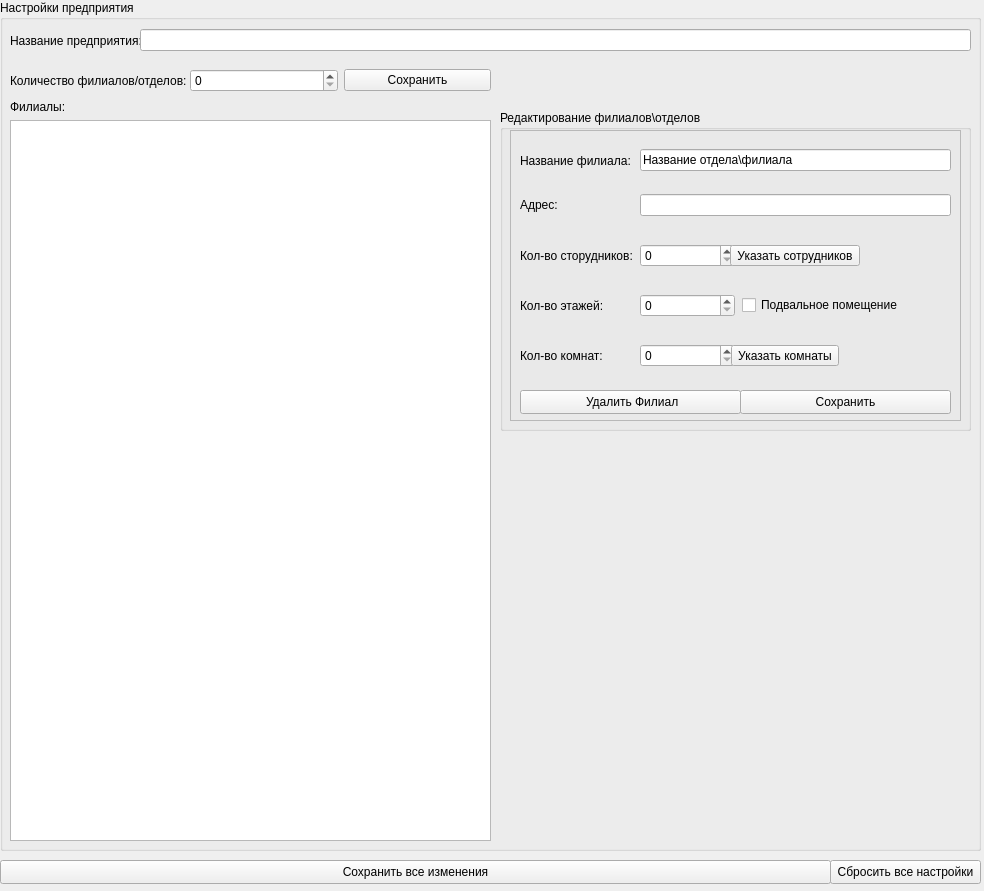
Before: the Qt Designer form UI_diagramms/View.ui in RedContain/room_crm, drawn with Qt 5.
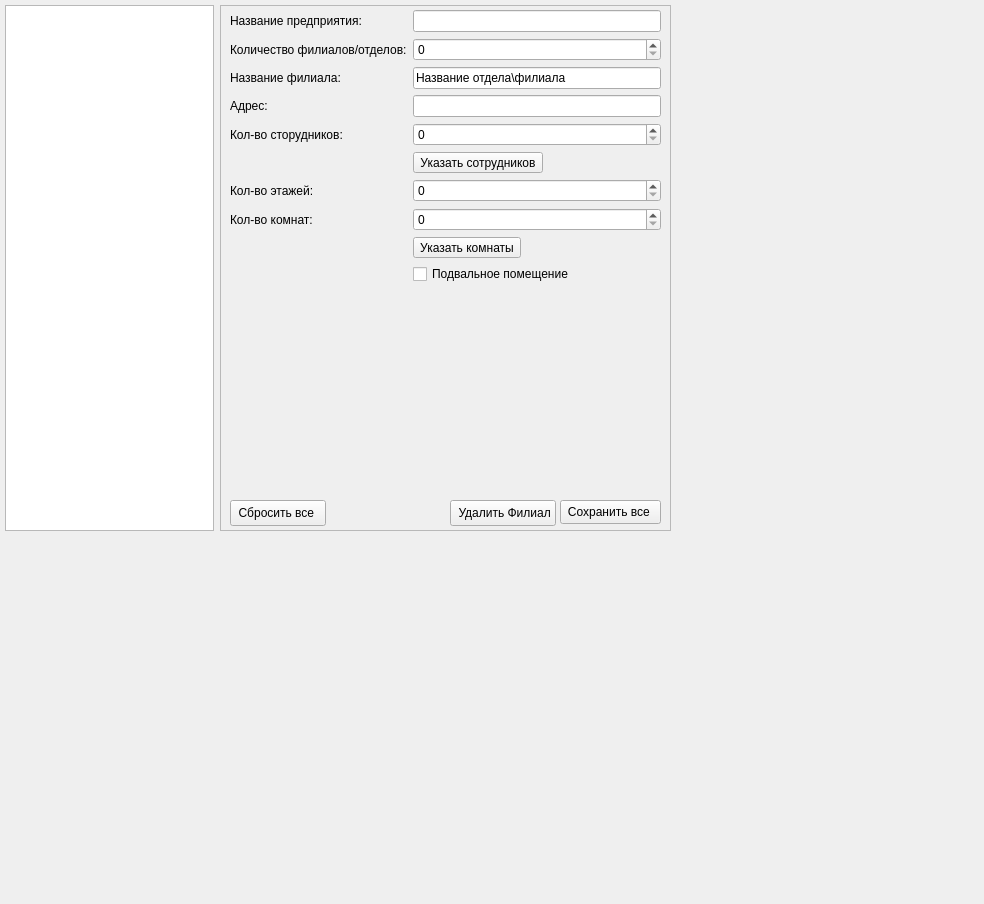
After: the same form once the commit is applied.

Commit message: Переделал GUI

The edit to the form file:
```diff
--- a/UI_diagramms/View.ui
+++ b/UI_diagramms/View.ui
@@ -7,7 +7,7 @@
     <x>0</x>
     <y>0</y>
     <width>984</width>
-    <height>891</height>
+    <height>904</height>
    </rect>
   </property>
   <property name="windowTitle">
@@ -17,7 +17,7 @@
    <string notr="true"/>
   </property>
   <widget class="QWidget" name="centralwidget">
-   <widget class="QGroupBox" name="groupBox">
+   <widget class="QWidget" name="widget" native="true">
     <property name="geometry">
      <rect>
       <x>0</x>
@@ -26,19 +26,41 @@
       <height>851</height>
      </rect>
     </property>
-    <property name="title">
-     <string>Настройки предприятия</string>
-    </property>
-    <widget class="QWidget" name="gridLayoutWidget">
+    <widget class="QListWidget" name="listWidget">
+     <property name="geometry">
+      <rect>
+       <x>5</x>
+       <y>5</y>
+       <width>209</width>
+       <height>526</height>
+      </rect>
+     </property>
+    </widget>
+    <widget class="QFrame" name="frame">
+     <property name="geometry">
+      <rect>
+       <x>220</x>
+       <y>5</y>
+       <width>451</width>
+       <height>526</height>
+      </rect>
+     </property>
+     <property name="frameShape">
+      <enum>QFrame::Shape::StyledPanel</enum>
+     </property>
+     <property name="frameShadow">
+      <enum>QFrame::Shadow::Raised</enum>
+     </property>
+     <widget class="QWidget" name="formLayoutWidget">
      <property name="geometry">
       <rect>
        <x>10</x>
-       <y>20</y>
-       <width>131</width>
-       <height>41</height>
-      </rect>
-     </property>
-     <layout class="QGridLayout" name="gridLayout">
+        <y>5</y>
+        <width>431</width>
+        <height>486</height>
+       </rect>
+      </property>
+      <layout class="QFormLayout" name="formLayout">
       <item row="0" column="0">
        <widget class="QLabel" name="label">
         <property name="text">
@@ -46,377 +68,92 @@
         </property>
        </widget>
       </item>
-     </layout>
-    </widget>
-    <widget class="QWidget" name="gridLayoutWidget_2">
-     <property name="geometry">
-      <rect>
-       <x>140</x>
-       <y>20</y>
-       <width>831</width>
-       <height>41</height>
-      </rect>
-     </property>
-     <layout class="QGridLayout" name="gridLayout_2">
-      <item row="0" column="0">
+       <item row="0" column="1">
        <widget class="QLineEdit" name="lineEdit">
         <property name="text">
          <string/>
         </property>
        </widget>
       </item>
-     </layout>
-    </widget>
-    <widget class="QWidget" name="gridLayoutWidget_3">
-     <property name="geometry">
-      <rect>
-       <x>10</x>
-       <y>60</y>
-       <width>181</width>
-       <height>41</height>
-      </rect>
-     </property>
-     <layout class="QGridLayout" name="gridLayout_3">
-      <item row="0" column="0">
+       <item row="1" column="0">
        <widget class="QLabel" name="label_2">
         <property name="text">
          <string>Количество филиалов/отделов:</string>
         </property>
        </widget>
       </item>
-     </layout>
-    </widget>
-    <widget class="QWidget" name="gridLayoutWidget_4">
-     <property name="geometry">
-      <rect>
-       <x>190</x>
-       <y>60</y>
-       <width>301</width>
-       <height>41</height>
-      </rect>
-     </property>
-     <layout class="QGridLayout" name="gridLayout_4">
-      <item row="0" column="0">
+       <item row="1" column="1">
        <widget class="QSpinBox" name="spinBox"/>
       </item>
-      <item row="0" column="1">
-       <widget class="QPushButton" name="pushButton_6">
-        <property name="text">
-         <string>Сохранить</string>
-        </property>
-       </widget>
-      </item>
-     </layout>
-    </widget>
-    <widget class="QWidget" name="gridLayoutWidget_8">
-     <property name="geometry">
-      <rect>
-       <x>10</x>
-       <y>100</y>
-       <width>481</width>
-       <height>741</height>
-      </rect>
-     </property>
-     <layout class="QGridLayout" name="gridLayout_8">
-      <item row="1" column="0">
-       <widget class="QListWidget" name="listWidget"/>
-      </item>
-      <item row="0" column="0">
-       <widget class="QLabel" name="label_4">
-        <property name="text">
-         <string>Филиалы:</string>
-        </property>
-       </widget>
-      </item>
-     </layout>
-    </widget>
-    <widget class="QGroupBox" name="groupBox_3">
-     <property name="enabled">
-      <bool>true</bool>
-     </property>
-     <property name="geometry">
-      <rect>
-       <x>500</x>
-       <y>110</y>
-       <width>471</width>
-       <height>321</height>
-      </rect>
-     </property>
-     <property name="title">
-      <string>Редактирование филиалов\отделов</string>
-     </property>
-     <widget class="QFrame" name="frame">
-      <property name="enabled">
-       <bool>true</bool>
-      </property>
-      <property name="geometry">
-       <rect>
-        <x>10</x>
-        <y>20</y>
-        <width>451</width>
-        <height>291</height>
-       </rect>
-      </property>
-      <property name="font">
-       <font>
-        <kerning>true</kerning>
-       </font>
-      </property>
-      <property name="frameShape">
-       <enum>QFrame::Shape::StyledPanel</enum>
-      </property>
-      <property name="frameShadow">
-       <enum>QFrame::Shadow::Raised</enum>
-      </property>
-      <widget class="QWidget" name="gridLayoutWidget_5">
-       <property name="geometry">
-        <rect>
-         <x>10</x>
-         <y>10</y>
-         <width>121</width>
-         <height>41</height>
-        </rect>
-       </property>
-       <layout class="QGridLayout" name="gridLayout_5">
-        <item row="0" column="0">
+       <item row="2" column="0">
          <widget class="QLabel" name="label_3">
           <property name="text">
            <string>Название филиала:</string>
           </property>
          </widget>
         </item>
-       </layout>
-      </widget>
-      <widget class="QWidget" name="gridLayoutWidget_6">
-       <property name="geometry">
-        <rect>
-         <x>130</x>
-         <y>10</y>
-         <width>311</width>
-         <height>41</height>
-        </rect>
-       </property>
-       <layout class="QGridLayout" name="gridLayout_6">
-        <item row="0" column="0">
+       <item row="2" column="1">
          <widget class="QLineEdit" name="lineEdit_2">
           <property name="text">
            <string>Название отдела\филиала</string>
           </property>
          </widget>
         </item>
-       </layout>
-      </widget>
-      <widget class="QWidget" name="gridLayoutWidget_7">
-       <property name="geometry">
-        <rect>
-         <x>10</x>
-         <y>50</y>
-         <width>121</width>
-         <height>50</height>
-        </rect>
-       </property>
-       <layout class="QGridLayout" name="gridLayout_7">
-        <item row="1" column="0">
+       <item row="3" column="0">
          <widget class="QLabel" name="label_11">
           <property name="text">
            <string>Адрес:</string>
           </property>
          </widget>
         </item>
-       </layout>
-      </widget>
-      <widget class="QPushButton" name="pushButton_3">
-       <property name="geometry">
-        <rect>
-         <x>10</x>
-         <y>260</y>
-         <width>221</width>
-         <height>24</height>
-        </rect>
-       </property>
-       <property name="text">
-        <string> Удалить Филиал</string>
-       </property>
-      </widget>
-      <widget class="QPushButton" name="pushButton_2">
-       <property name="geometry">
-        <rect>
-         <x>230</x>
-         <y>260</y>
-         <width>211</width>
-         <height>24</height>
-        </rect>
-       </property>
-       <property name="text">
-        <string>Сохранить</string>
-       </property>
-      </widget>
-      <widget class="QWidget" name="gridLayoutWidget_11">
-       <property name="geometry">
-        <rect>
-         <x>10</x>
-         <y>100</y>
-         <width>121</width>
-         <height>51</height>
-        </rect>
-       </property>
-       <layout class="QGridLayout" name="gridLayout_11">
-        <item row="1" column="0">
+       <item row="3" column="1">
+        <widget class="QLineEdit" name="lineEdit_5"/>
+       </item>
+       <item row="4" column="0">
          <widget class="QLabel" name="label_5">
           <property name="text">
            <string>Кол-во сторудников:</string>
           </property>
          </widget>
         </item>
-       </layout>
-      </widget>
-      <widget class="QWidget" name="gridLayoutWidget_12">
-       <property name="geometry">
-        <rect>
-         <x>10</x>
-         <y>150</y>
-         <width>121</width>
-         <height>51</height>
-        </rect>
-       </property>
-       <layout class="QGridLayout" name="gridLayout_12">
-        <item row="1" column="0">
+       <item row="4" column="1">
+        <widget class="QSpinBox" name="spinBox_3"/>
+       </item>
+       <item row="5" column="1">
+        <widget class="QToolButton" name="toolButton_2">
+         <property name="text">
+          <string>Указать сотрудников</string>
+         </property>
+        </widget>
+       </item>
+       <item row="6" column="0">
          <widget class="QLabel" name="label_6">
           <property name="text">
            <string>Кол-во этажей:</string>
           </property>
          </widget>
         </item>
-       </layout>
-      </widget>
-      <widget class="QWidget" name="gridLayoutWidget_14">
-       <property name="geometry">
-        <rect>
-         <x>10</x>
-         <y>200</y>
-         <width>121</width>
-         <height>51</height>
-        </rect>
-       </property>
-       <layout class="QGridLayout" name="gridLayout_14">
-        <item row="0" column="1">
+       <item row="6" column="1">
+        <widget class="QSpinBox" name="spinBox_2"/>
+       </item>
+       <item row="7" column="0">
          <widget class="QLabel" name="label_7">
           <property name="text">
            <string>Кол-во комнат:</string>
           </property>
          </widget>
         </item>
-       </layout>
-      </widget>
-      <widget class="QWidget" name="gridLayoutWidget_15">
-       <property name="geometry">
-        <rect>
-         <x>130</x>
-         <y>50</y>
-         <width>311</width>
-         <height>51</height>
-        </rect>
-       </property>
-       <layout class="QGridLayout" name="gridLayout_15">
-        <item row="0" column="0">
-         <widget class="QLineEdit" name="lineEdit_5"/>
-        </item>
-       </layout>
-      </widget>
-      <widget class="QWidget" name="gridLayoutWidget_10">
-       <property name="geometry">
-        <rect>
-         <x>130</x>
-         <y>100</y>
-         <width>95</width>
-         <height>51</height>
-        </rect>
-       </property>
-       <layout class="QGridLayout" name="gridLayout_10">
-        <item row="0" column="0">
-         <widget class="QSpinBox" name="spinBox_3"/>
-        </item>
-       </layout>
-      </widget>
-      <widget class="QWidget" name="gridLayoutWidget_9">
-       <property name="geometry">
-        <rect>
-         <x>130</x>
-         <y>150</y>
-         <width>95</width>
-         <height>51</height>
-        </rect>
-       </property>
-       <layout class="QGridLayout" name="gridLayout_9">
-        <item row="0" column="0">
+       <item row="7" column="1">
          <widget class="QSpinBox" name="spinBox_4"/>
         </item>
-       </layout>
-      </widget>
-      <widget class="QWidget" name="gridLayoutWidget_13">
-       <property name="geometry">
-        <rect>
-         <x>130</x>
-         <y>200</y>
-         <width>95</width>
-         <height>51</height>
-        </rect>
-       </property>
-       <layout class="QGridLayout" name="gridLayout_13">
-        <item row="0" column="0">
-         <widget class="QSpinBox" name="spinBox_2"/>
-        </item>
-       </layout>
-      </widget>
-      <widget class="QWidget" name="gridLayoutWidget_22">
-       <property name="geometry">
-        <rect>
-         <x>220</x>
-         <y>100</y>
-         <width>131</width>
-         <height>51</height>
-        </rect>
-       </property>
-       <layout class="QGridLayout" name="gridLayout_23">
-        <item row="0" column="0">
-         <widget class="QToolButton" name="toolButton_2">
-          <property name="text">
-           <string>Указать сотрудников</string>
-          </property>
-         </widget>
-        </item>
-       </layout>
-      </widget>
-      <widget class="QWidget" name="gridLayoutWidget_23">
-       <property name="geometry">
-        <rect>
-         <x>220</x>
-         <y>200</y>
-         <width>111</width>
-         <height>51</height>
-        </rect>
-       </property>
-       <layout class="QGridLayout" name="gridLayout_24">
-        <item row="0" column="0">
+       <item row="8" column="1">
          <widget class="QToolButton" name="toolButton_4">
           <property name="text">
            <string>Указать комнаты</string>
           </property>
          </widget>
         </item>
-       </layout>
-      </widget>
-      <widget class="QWidget" name="gridLayoutWidget_24">
-       <property name="geometry">
-        <rect>
-         <x>232</x>
-         <y>150</y>
-         <width>181</width>
-         <height>51</height>
-        </rect>
-       </property>
-       <layout class="QGridLayout" name="gridLayout_25">
-        <item row="0" column="0">
+       <item row="9" column="1">
          <widget class="QCheckBox" name="checkBox_2">
           <property name="text">
            <string>Подвальное помещение</string>
@@ -425,34 +162,46 @@
         </item>
        </layout>
       </widget>
-     </widget>
-    </widget>
-   </widget>
    <widget class="QPushButton" name="pushButton_4">
     <property name="geometry">
      <rect>
-      <x>0</x>
-      <y>860</y>
-      <width>831</width>
+        <x>340</x>
+        <y>495</y>
+        <width>101</width>
       <height>24</height>
      </rect>
     </property>
     <property name="text">
-     <string>Сохранить все изменения</string>
+       <string>Сохранить все </string>
     </property>
    </widget>
    <widget class="QPushButton" name="pushButton_5">
     <property name="geometry">
      <rect>
-      <x>830</x>
-      <y>860</y>
-      <width>151</width>
-      <height>24</height>
+        <x>10</x>
+        <y>495</y>
+        <width>96</width>
+        <height>26</height>
      </rect>
     </property>
     <property name="text">
-     <string>Сбросить все настройки</string>
-    </property>
+       <string>Сбросить все </string>
+      </property>
+     </widget>
+     <widget class="QPushButton" name="pushButton_3">
+      <property name="geometry">
+       <rect>
+        <x>230</x>
+        <y>495</y>
+        <width>106</width>
+        <height>26</height>
+       </rect>
+      </property>
+      <property name="text">
+       <string> Удалить Филиал</string>
+      </property>
+     </widget>
+    </widget>
    </widget>
   </widget>
   <action name="action">
```
Lines whose indentation alone changed are shown as unchanged. The commit also changes 2 other files.
